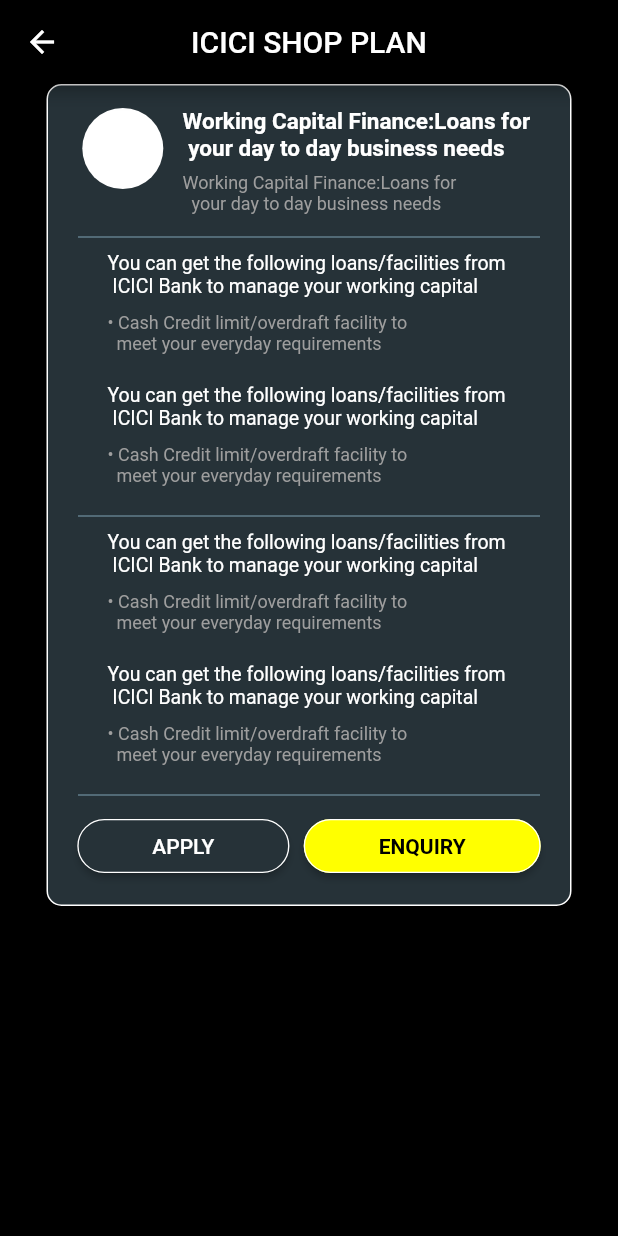
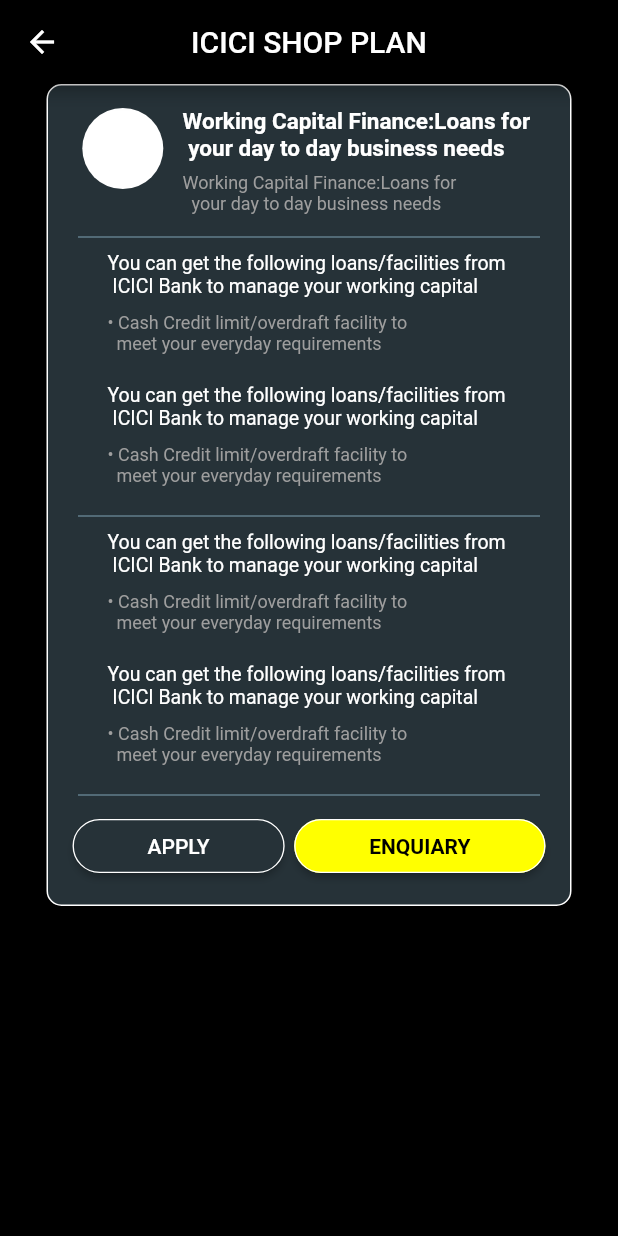
Before and after one commit to ShivamShahi2307/insurence, a Flutter app: the ShopPlan screen opened directly, on a phone screen of 412 x 824 dp. Run offline on Flutter 3.47's test engine with Material 2 defaults, Android fonts, the phone set to English and light mode, and no system bars; our stand-ins replace font_awesome_flutter.

Commit message:
basic changes

```diff
--- a/lib/homepage.dart
+++ b/lib/homepage.dart
@@ -36,7 +36,7 @@
             ],
           ),
           body: ListView.builder(
-              itemCount: 5,
+              itemCount: 8,
               itemBuilder: (context, int index) {
                 return Container(
                   // height: 110,
--- a/lib/main.dart
+++ b/lib/main.dart
@@ -2,7 +2,7 @@
 import 'package:insurence/homepage.dart';
 
 void main() {
-  runApp(myApp());
+  runApp(const myApp());
 }
 
 class myApp extends StatelessWidget {
@@ -12,9 +12,9 @@
   Widget build(BuildContext context) {
     return MaterialApp(
       debugShowCheckedModeBanner: false,
-      home: HomePage(),
+      home: const HomePage(),
       theme: ThemeData(
-          appBarTheme: AppBarTheme(
+          appBarTheme: const AppBarTheme(
               foregroundColor: Colors.white, backgroundColor: Colors.black)),
     );
   }
--- a/lib/screen4.dart
+++ b/lib/screen4.dart
@@ -15,7 +15,7 @@
         body: SingleChildScrollView(
           child: Center(
             child: Padding(
-              padding: const EdgeInsets.only(bottom: 30),
+              padding: const EdgeInsets.only(bottom: 20),
               child: Container(
                 padding:
                     const EdgeInsets.symmetric(horizontal: 10, vertical: 15),
@@ -190,22 +190,20 @@
                         ElevatedButton(
                           style: ElevatedButton.styleFrom(
                             padding: const EdgeInsets.symmetric(
-                                horizontal: 50,
-                                vertical: 0,
-                              ),
+                                horizontal: 50, vertical: 00),
                             side: const BorderSide(
-                                  color: Colors.white, width: .9),
+                                width: .9, color: Colors.white),
                             backgroundColor: Colors.yellowAccent,
                             shape: const StadiumBorder(),
                           ),
                           onPressed: () {},
                           child: const Text(
-                              'ENQUIRY',
+                            'ENQUIARY',
                             style: TextStyle(
-                                fontWeight: FontWeight.bold,
                                 color: Colors.black,
+                                fontWeight: FontWeight.bold),
                           ),
-                            )),
+                        ),
                       ],
                     )
                   ],
```
Also changed, not shown: lib/screen2.dart (+5 -4 lines). Lines whose indentation alone changed are shown as unchanged.
